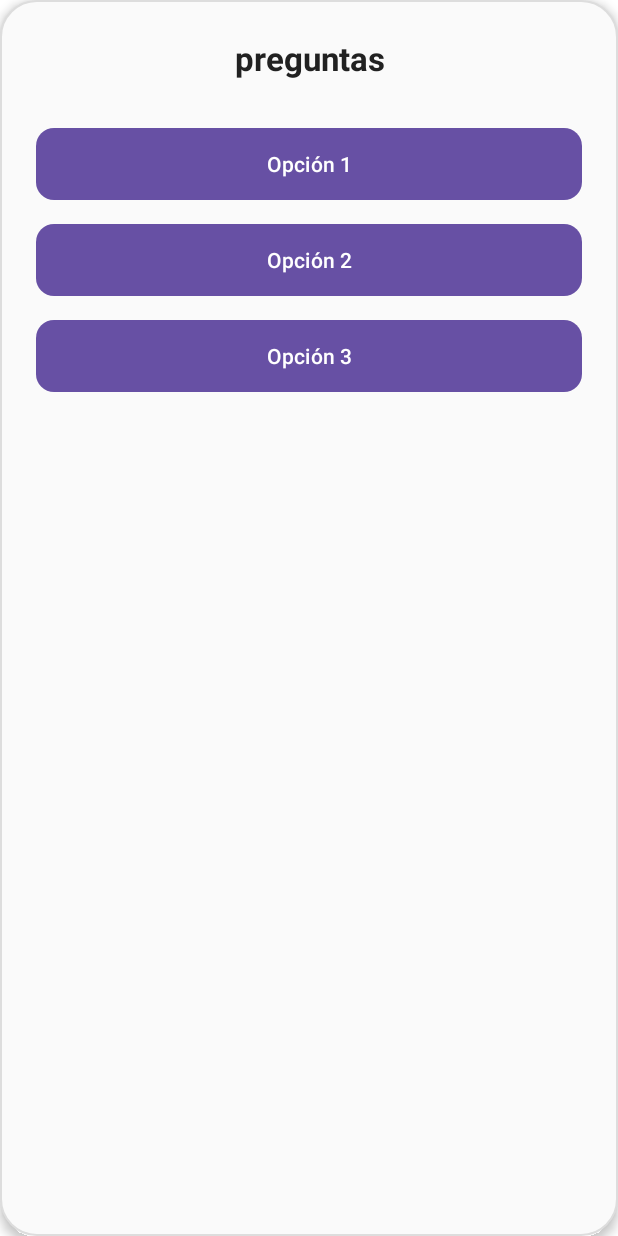
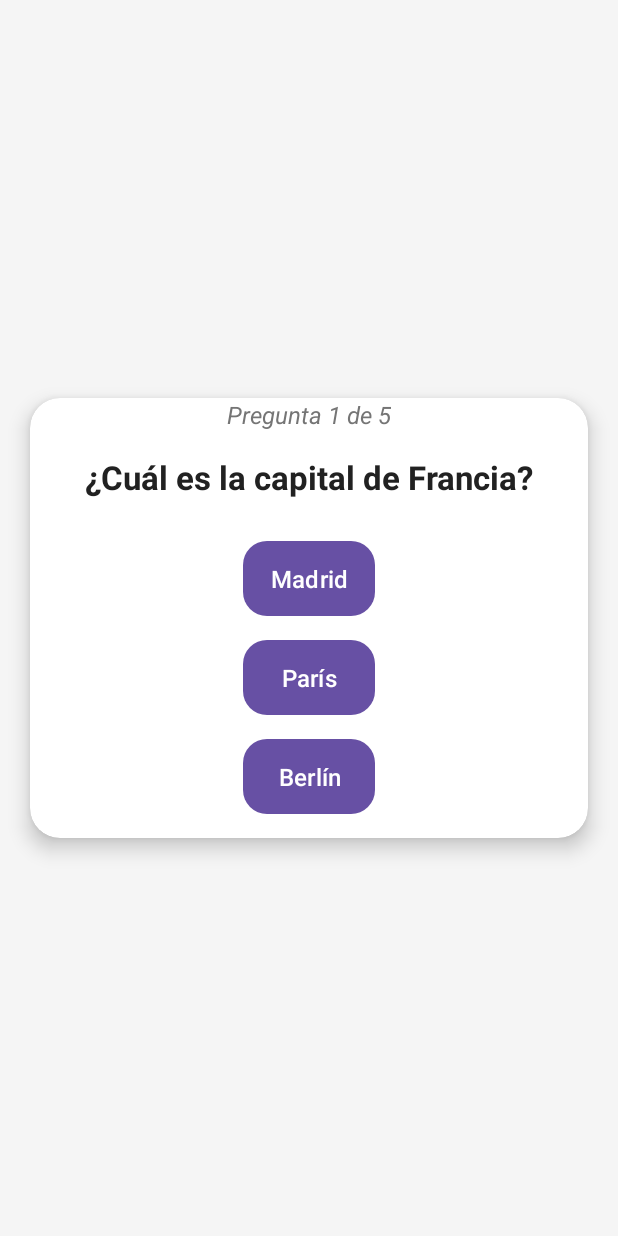
Before and after one commit to Mgsk8/QuizUpX, an Android app: the layout activity_quiz_ruleta.xml on its own in the app's theme, with its tools: preview values and no code run, on a phone screen of 412 x 824 dp. Run offline under Robolectric (Android 15) with nearby library versions, the phone set to English and light mode, and no system bars.

Commit message:
cambios de estética en el quiz de la ruleta

```diff
--- /dev/null
+++ b/app/src/main/res/drawable/bg_quiz_button.xml
@@ -0,0 +1,18 @@
+<?xml version="1.0" encoding="utf-8"?>
+<selector xmlns:android="http://schemas.android.com/apk/res/android">
+    <item android:state_pressed="true">
+        <shape android:shape="rectangle">
+            <solid android:color="#1565C0"/>
+            <corners android:radius="16dp"/>
+        </shape>
+    </item>
+    <item>
+        <shape android:shape="rectangle">
+            <gradient
+                android:startColor="#2196F3"
+                android:endColor="#42A5F5"
+                android:angle="90"/>
+            <corners android:radius="16dp"/>
+        </shape>
+    </item>
+</selector>
--- a/app/src/main/res/layout/activity_quiz_ruleta.xml
+++ b/app/src/main/res/layout/activity_quiz_ruleta.xml
@@ -5,63 +5,71 @@
     android:id="@+id/main"
     android:layout_width="match_parent"
     android:layout_height="match_parent"
-    android:background="#FFFFFF"
+    android:background="#F5F5F5"
     tools:context=".QuizRuleta">
 
-    <LinearLayout
-        android:id="@+id/layoutQuiz"
+    <!-- Tarjeta principal -->
+    <androidx.cardview.widget.CardView
+        android:id="@+id/cardContainer"
         android:layout_width="0dp"
-        android:layout_height="0dp"
-        android:orientation="vertical"
-        android:padding="24dp"
-        android:background="@drawable/bg_card"
-        android:elevation="4dp"
+        android:layout_height="wrap_content"
+        android:layout_margin="20dp"
+        app:cardCornerRadius="20dp"
+        app:cardElevation="8dp"
         app:layout_constraintTop_toTopOf="parent"
         app:layout_constraintBottom_toBottomOf="parent"
         app:layout_constraintStart_toStartOf="parent"
-        app:layout_constraintEnd_toEndOf="parent">
+        app:layout_constraintEnd_toEndOf="parent"
+        android:background="#FFFFFF"
+        android:padding="24dp">
 
+        <LinearLayout
+            android:layout_width="match_parent"
+            android:layout_height="wrap_content"
+            android:orientation="vertical"
+            android:gravity="center">
+
+            <!-- Indicador de progreso -->
+            <TextView
+                android:id="@+id/txtProgress"
+                android:layout_width="wrap_content"
+                android:layout_height="wrap_content"
+                android:text="Pregunta 1 de 5"
+                android:textSize="16sp"
+                android:textStyle="italic"
+                android:textColor="#757575"
+                android:layout_marginBottom="16dp" />
+
+            <!-- Pregunta -->
             <TextView
                 android:id="@+id/txtPregunta"
                 android:layout_width="match_parent"
                 android:layout_height="wrap_content"
-            android:text="preguntas"
+                android:text="¿Cuál es la capital de Francia?"
                 android:textSize="22sp"
+                android:textStyle="bold"
+                android:textAlignment="center"
                 android:textColor="#212121"
-            android:layout_marginBottom="32dp"
-            android:textAlignment="center"
-            android:textStyle="bold" />
+                android:layout_marginBottom="28dp" />
 
+            <!-- Botones de opciones -->
             <Button
                 android:id="@+id/btnOpcion1"
-            android:layout_width="match_parent"
-            android:layout_height="wrap_content"
-            android:text="Opción 1"
-            android:layout_marginBottom="16dp"
-            android:backgroundTint="#2196F3"
-            android:textColor="#FFFFFF"
-            android:background="@drawable/bg_button"/>
+                style="@style/QuizButtonStyle"
+                android:text="Madrid" />
 
             <Button
                 android:id="@+id/btnOpcion2"
-            android:layout_width="match_parent"
-            android:layout_height="wrap_content"
-            android:text="Opción 2"
-            android:layout_marginBottom="16dp"
-            android:backgroundTint="#4CAF50"
-            android:textColor="#FFFFFF"
-            android:background="@drawable/bg_button"/>
+                style="@style/QuizButtonStyle"
+                android:text="París" />
 
             <Button
                 android:id="@+id/btnOpcion3"
-            android:layout_width="match_parent"
-            android:layout_height="wrap_content"
-            android:text="Opción 3"
-            android:layout_marginBottom="16dp"
-            android:backgroundTint="#FF9800"
-            android:textColor="#FFFFFF"
-            android:background="@drawable/bg_button"/>
+                style="@style/QuizButtonStyle"
+                android:text="Berlín" />
 
         </LinearLayout>
 
+    </androidx.cardview.widget.CardView>
+
 </androidx.constraintlayout.widget.ConstraintLayout>
--- /dev/null
+++ b/app/src/main/res/values/styles.xml
@@ -0,0 +1,14 @@
+<?xml version="1.0" encoding="utf-8"?>
+<resources>
+    <style name="QuizButtonStyle">
+
+    <item name="android:layout_width">wrap_content</item>
+    <item name="android:layout_height">wrap_content</item>
+    <item name="android:layout_marginBottom">16dp</item>
+    <item name="android:background">@drawable/bg_quiz_button</item>
+    <item name="android:textColor">#FFFFFF</item>
+    <item name="android:textSize">16sp</item>
+    <item name="android:padding">10dp</item>
+    <item name="android:elevation">4dp</item>
+    </style>
+</resources>
```
Lines whose indentation alone changed are shown as unchanged.
